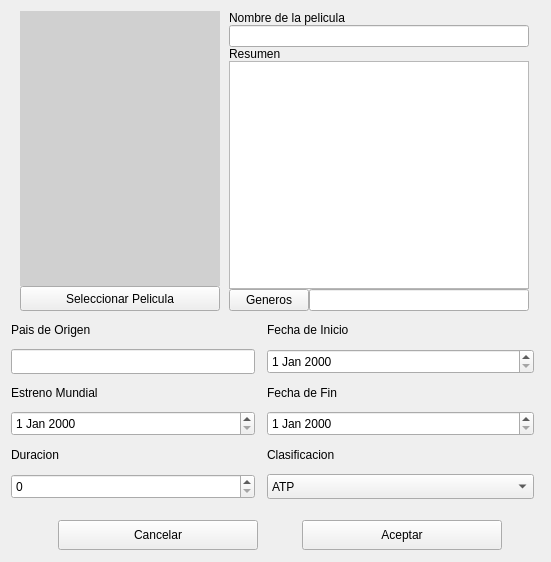
LeandroMuzalski1843/Proyecto_Final_Practicas_II, file ui/agregarPelicula.ui: the form before one commit.
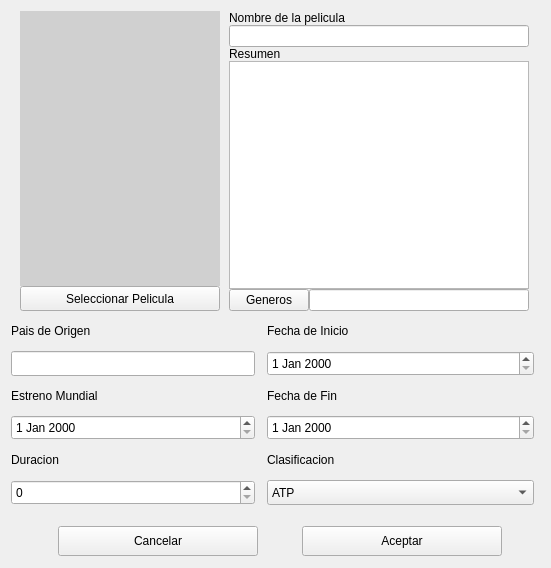
The form after the commit.

Patch:
```diff
--- a/ui/agregarPelicula.ui
+++ b/ui/agregarPelicula.ui
@@ -7,7 +7,7 @@
     <x>0</x>
     <y>0</y>
     <width>551</width>
-    <height>562</height>
+    <height>568</height>
    </rect>
   </property>
   <property name="windowTitle">
```
Left out of the diff: 6 changed lines with no effect on the pictures.
